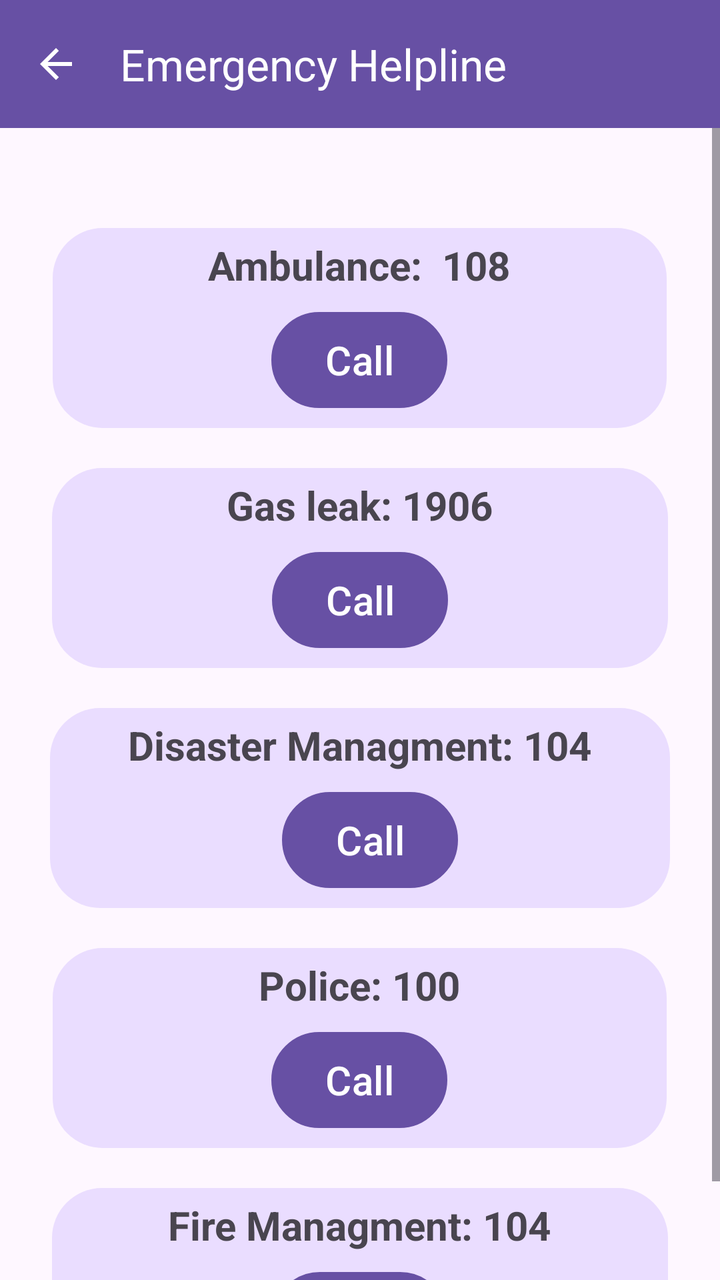
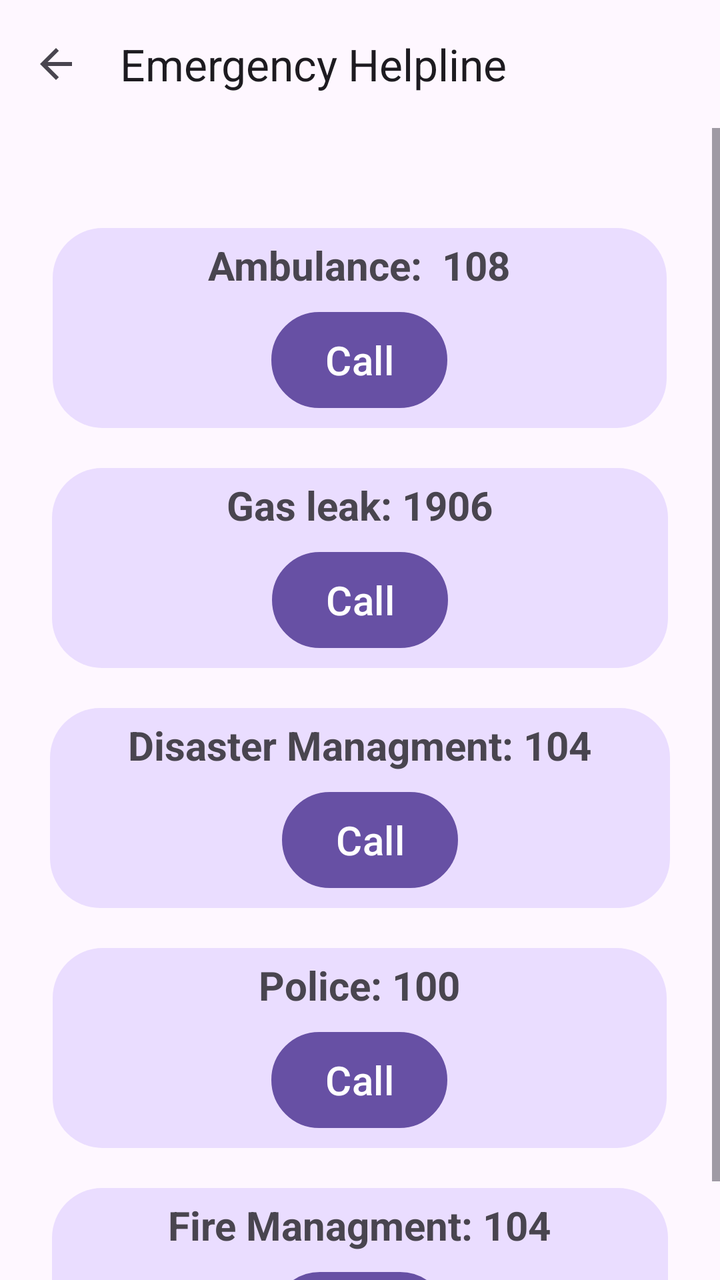

Before-and-after screenshots of an Android layout around one commit, followed by the original layout XML and the change that was made.
<!-- AndroidManifest.xml: application theme Theme.SOS -->
<!-- res/layout/activity_soscall.xml -->
<?xml version="1.0" encoding="utf-8"?>
<androidx.constraintlayout.widget.ConstraintLayout
    xmlns:android="http://schemas.android.com/apk/res/android"
    xmlns:app="http://schemas.android.com/apk/res-auto"
    xmlns:tools="http://schemas.android.com/tools"
    android:layout_width="match_parent"
    android:layout_height="match_parent"
    tools:context=".SosCall"
    android:orientation="vertical"
    android:id="@+id/lay1">

    
    <com.google.android.material.appbar.AppBarLayout
        android:id="@+id/appBarLayout"
        android:layout_width="match_parent"
        android:layout_height="wrap_content"
        android:elevation="4dp"
        app:elevation="4dp"
        app:layout_constraintEnd_toEndOf="parent"
        app:layout_constraintStart_toStartOf="parent"
        app:layout_constraintTop_toTopOf="parent">

        <com.google.android.material.appbar.MaterialToolbar
            android:id="@+id/toolbar"
            android:layout_width="match_parent"
            android:layout_height="?attr/actionBarSize"
            android:background="?attr/colorPrimary"
            app:navigationIcon="@drawable/arrow_back"
            app:navigationIconTint="?attr/colorOnPrimary"
            app:title="Emergency Helpline"
            app:titleTextColor="?attr/colorOnPrimary" />

    </com.google.android.material.appbar.AppBarLayout>

    <ScrollView
        android:layout_width="match_parent"
        android:layout_height="0dp"
        app:layout_constraintEnd_toEndOf="parent"
        app:layout_constraintStart_toStartOf="parent"
        app:layout_constraintBottom_toBottomOf="parent"
        app:layout_constraintTop_toBottomOf="@+id/appBarLayout">

        <LinearLayout
            android:layout_width="match_parent"
            android:layout_height="wrap_content"
            android:orientation="vertical" >

            <LinearLayout
                android:id="@+id/lay2"
                android:layout_width="307dp"
                android:layout_height="wrap_content"
                android:layout_gravity="center"
                android:layout_marginTop="50dp"
                android:background="@drawable/background"
                android:orientation="vertical"
                android:padding="5dp"

                >

                <TextView
                    android:id="@+id/text1"
                    android:layout_width="wrap_content"
                    android:layout_height="wrap_content"
                    android:layout_gravity="center"
                    android:text="Ambulance:  108"
                    android:textSize="20sp"
                    android:textStyle="bold" />

                <Button
                    android:id="@+id/callambu"
                    android:layout_width="wrap_content"
                    android:layout_height="wrap_content"
                    android:layout_gravity="center"
                    android:layout_marginTop="10dp"
                    android:layout_marginBottom="5dp"
                    android:background="@drawable/button"
                    android:text="Call"
                    android:textSize="20sp" />


            </LinearLayout>

            <LinearLayout
                android:id="@+id/lay3"
                android:layout_width="308dp"
                android:layout_height="wrap_content"
                android:layout_gravity="center"
                android:layout_marginTop="20dp"
                android:background="@drawable/background"
                android:orientation="vertical"
                android:padding="5dp">

                <TextView
                    android:layout_width="wrap_content"
                    android:layout_height="wrap_content"
                    android:layout_gravity="center"
                    android:text="Gas leak: 1906"
                    android:textSize="20sp"
                    android:textStyle="bold" />

                <Button
                    android:id="@+id/callgas"
                    android:layout_width="wrap_content"
                    android:layout_height="wrap_content"
                    android:layout_gravity="center"
                    android:layout_marginTop="10dp"
                    android:layout_marginBottom="5dp"
                    android:background="@drawable/button"
                    android:text="Call"

                    android:textSize="20sp" />


            </LinearLayout>

            <LinearLayout
                android:id="@+id/lay4"
                android:layout_width="310dp"
                android:layout_height="wrap_content"
                android:layout_gravity="center"
                android:layout_marginTop="20dp"
                android:background="@drawable/background"
                android:orientation="vertical"
                android:padding="5dp">

                <TextView
                    android:layout_width="wrap_content"
                    android:layout_height="wrap_content"
                    android:layout_gravity="center"
                    android:text="Disaster Managment: 104"
                    android:textSize="20sp"
                    android:textStyle="bold" />

                <Button
                    android:id="@+id/calldis"
                    android:layout_width="wrap_content"
                    android:layout_height="wrap_content"
                    android:layout_gravity="center"
                    android:layout_marginLeft="5dp"
                    android:layout_marginTop="10dp"
                    android:layout_marginBottom="5dp"
                    android:background="@drawable/button"
                    android:text="Call"
                    android:textSize="20sp" />


            </LinearLayout>

            <LinearLayout
                android:id="@+id/lay5"
                android:layout_width="307dp"
                android:layout_height="wrap_content"
                android:layout_gravity="center"
                android:layout_marginTop="20dp"
                android:background="@drawable/background"
                android:orientation="vertical"
                android:padding="5dp">

                <TextView
                    android:layout_width="wrap_content"
                    android:layout_height="wrap_content"
                    android:layout_gravity="center"
                    android:text="Police: 100"
                    android:textSize="20sp"
                    android:textStyle="bold" />

                <Button
                    android:id="@+id/callpol"
                    android:layout_width="wrap_content"
                    android:layout_height="wrap_content"
                    android:layout_gravity="center"
                    android:layout_marginTop="10dp"
                    android:layout_marginBottom="5dp"
                    android:background="@drawable/button"
                    android:text="Call"
                    android:textSize="20sp" />


            </LinearLayout>

            <LinearLayout
                android:id="@+id/lay6"
                android:layout_width="308dp"
                android:layout_height="wrap_content"
                android:layout_gravity="center"
                android:layout_marginTop="20dp"
                android:background="@drawable/background"
                android:orientation="vertical"
                android:padding="5dp">

                <TextView
                    android:layout_width="wrap_content"
                    android:layout_height="wrap_content"
                    android:layout_gravity="center"
                    android:text="Fire Managment: 104"
                    android:textSize="20sp"
                    android:textStyle="bold" />

                <Button
                    android:id="@+id/callfire"
                    android:layout_width="wrap_content"
                    android:layout_height="wrap_content"
                    android:layout_gravity="center"
                    android:layout_marginTop="10dp"
                    android:layout_marginBottom="5dp"
                    android:background="@drawable/button"
                    android:text="Call"
                    android:textSize="20sp" />


            </LinearLayout>

        </LinearLayout>
    </ScrollView>


</androidx.constraintlayout.widget.ConstraintLayout>
<!-- resources referenced by this layout -->
<resources>
  <!-- drawable arrow_back (drawable) -->
  <vector xmlns:android="http://schemas.android.com/apk/res/android"
      android:width="24dp"
      android:height="24dp"
      android:viewportWidth="960"
      android:viewportHeight="960"
      android:tint="?attr/colorControlNormal"
      android:autoMirrored="true">
    <path
        android:fillColor="@android:color/white"
        android:pathData="M313,520L537,744L480,800L160,480L480,160L537,216L313,440L800,440L800,520L313,520Z"/>
  </vector>
  <!-- drawable background (drawable) -->
  <?xml version="1.0" encoding="utf-8"?>
  <shape xmlns:android="http://schemas.android.com/apk/res/android">
  
      <solid
          android:color="?attr/colorPrimaryContainer"
          />
      <corners
          android:radius="25dp"
          />
  </shape>
  <!-- drawable button (drawable) -->
  <?xml version="1.0" encoding="utf-8"?>
  <shape xmlns:android="http://schemas.android.com/apk/res/android">
  
      <corners
          android:radius="50dp"
          />
  
      <stroke android:color="?attr/colorPrimary" android:width="1dp" />
  
  </shape>
  <style name="Theme.SOS" parent="Base.Theme.SOS" />
  <style name="Base.Theme.SOS" parent="Theme.Material3.Light.NoActionBar">
          
          
  
  
  
  
  
      </style>
</resources>

<!-- the commit's change to res/layout/activity_soscall.xml (unified diff, before → after) -->
@@ -3,11 +3,12 @@
     xmlns:android="http://schemas.android.com/apk/res/android"
     xmlns:app="http://schemas.android.com/apk/res-auto"
     xmlns:tools="http://schemas.android.com/tools"
+    android:id="@+id/main"
     android:layout_width="match_parent"
     android:layout_height="match_parent"
     tools:context=".SosCall"
     android:orientation="vertical"
-    android:id="@+id/lay1">
+    >
 
     
     <com.google.android.material.appbar.AppBarLayout
@@ -24,11 +25,8 @@
             android:id="@+id/toolbar"
             android:layout_width="match_parent"
             android:layout_height="?attr/actionBarSize"
-            android:background="?attr/colorPrimary"
             app:navigationIcon="@drawable/arrow_back"
-            app:navigationIconTint="?attr/colorOnPrimary"
-            app:title="Emergency Helpline"
-            app:titleTextColor="?attr/colorOnPrimary" />
+            app:title="Emergency Helpline" />
 
     </com.google.android.material.appbar.AppBarLayout>
 
@@ -53,9 +51,7 @@
                 android:layout_marginTop="50dp"
                 android:background="@drawable/background"
                 android:orientation="vertical"
-                android:padding="5dp"
-
-                >
+                android:padding="5dp">
 
                 <TextView
                     android:id="@+id/text1"
